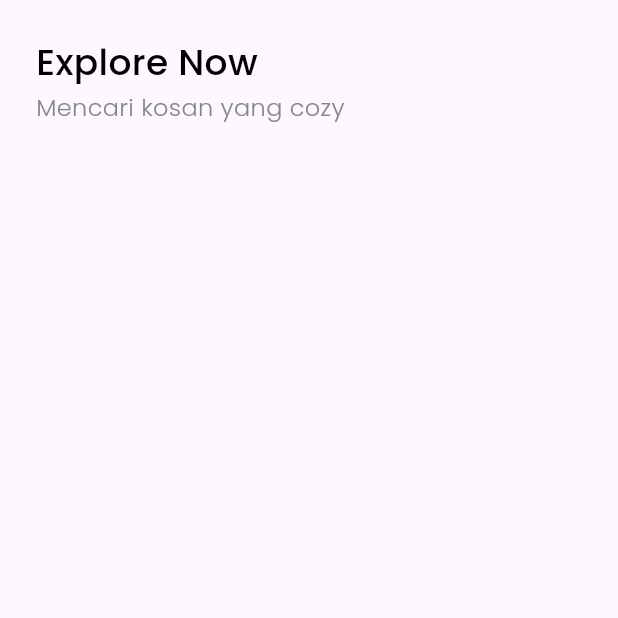
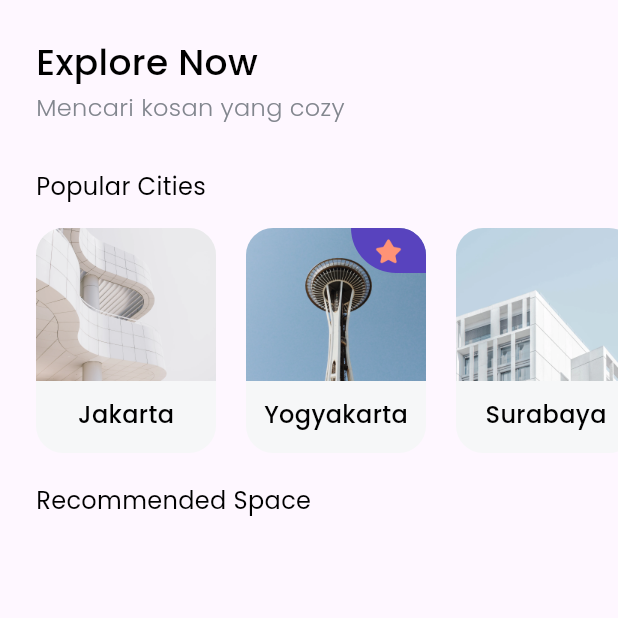
Before and after one commit to rafi-zimraan/flutter_find_house_app, a Flutter app: the Homescreen screen opened directly, on a phone screen of 412 x 824 dp, the top half of it. Run offline on Flutter 3.47's test engine with Material 3 defaults, Android fonts, the light colour scheme and no system bars; our stand-ins replace google_fonts.

Commit message:
feat:add file city_card

```diff
--- /dev/null
+++ b/lib/model/City.dart
@@ -0,0 +1,13 @@
+class City {
+  int? id;
+  String name;
+  String imageUrl;
+  bool isPopular = false;
+
+  City({
+    this.id,
+    required this.name,
+    required this.imageUrl,
+    required this.isPopular,
+  });
+}
--- a/lib/pages/HomeScreen.dart
+++ b/lib/pages/HomeScreen.dart
@@ -1,5 +1,7 @@
 import 'package:flutter/material.dart';
+import 'package:flutter_find_house_app/model/City.dart';
 import 'package:flutter_find_house_app/theme.dart';
+import 'package:flutter_find_house_app/widgets/city_card.dart';
 
 class Homescreen extends StatelessWidget {
   const Homescreen({super.key});
@@ -12,6 +14,7 @@ class Homescreen extends StatelessWidget {
         child: SafeArea(
           child: ListView(
             children: [
+              // ! NOTE: TITLE/HEADER
               Padding(
                 padding: EdgeInsets.only(left: edge),
                 child: Text(
@@ -28,6 +31,61 @@ class Homescreen extends StatelessWidget {
                 ),
               ),
               SizedBox(height: 30),
+
+              // ! NOTE: POPULAR CITIES
+              Padding(
+                padding: EdgeInsets.only(left: edge),
+                child: Text(
+                  "Popular Cities",
+                  style: regulerTextStyle.copyWith(fontSize: 16),
+                ),
+              ),
+              SizedBox(height: 16),
+              Container(
+                height: 150,
+                child: ListView(
+                  scrollDirection: Axis.horizontal,
+                  children: [
+                    SizedBox(width: edge),
+                    CityCard(
+                      city: City(
+                        id: 1,
+                        name: 'Jakarta',
+                        imageUrl: 'assets/city1.png',
+                        isPopular: false,
+                      ),
+                    ),
+                    SizedBox(width: 20),
+                    CityCard(
+                      city: City(
+                        id: 2,
+                        name: 'Yogyakarta',
+                        imageUrl: 'assets/city2.png',
+                        isPopular: true,
+                      ),
+                    ),
+                    SizedBox(width: 20),
+                    CityCard(
+                      city: City(
+                        id: 1,
+                        name: 'Surabaya',
+                        imageUrl: 'assets/city3.png',
+                        isPopular: false,
+                      ),
+                    ),
+                    SizedBox(width: 24),
+                  ],
+                ),
+              ),
+              SizedBox(height: 20),
+
+              Padding(
+                padding: EdgeInsets.only(left: edge),
+                child: Text(
+                  "Recommended Space",
+                  style: regulerTextStyle.copyWith(fontSize: 16),
+                ),
+              ),
             ],
           ),
         ),
--- /dev/null
+++ b/lib/widgets/city_card.dart
@@ -0,0 +1,59 @@
+import 'package:flutter/material.dart';
+import 'package:flutter_find_house_app/model/City.dart';
+import 'package:flutter_find_house_app/theme.dart';
+
+class CityCard extends StatelessWidget {
+  // const CityCard({super.key});
+  final City city;
+  CityCard({required this.city, int? id});
+
+  @override
+  Widget build(BuildContext context) {
+    return ClipRRect(
+      borderRadius: BorderRadiusGeometry.circular(18),
+      child: Container(
+        height: 150,
+        width: 120,
+        color: Color(0xffF6F7F8),
+        child: Column(
+          children: [
+            Stack(
+              children: [
+                Image.asset(
+                  city.imageUrl,
+                  width: 120,
+                  height: 102,
+                  fit: BoxFit.cover,
+                ),
+                city.isPopular
+                    ? Align(
+                        alignment: Alignment.topRight,
+                        child: Container(
+                          width: 50,
+                          height: 30,
+                          decoration: BoxDecoration(
+                            color: purpleColor,
+                            borderRadius: BorderRadius.only(
+                              bottomLeft: Radius.circular(36),
+                            ),
+                          ),
+                          child: Center(
+                            child: Image.asset(
+                              'assets/icon_star.png',
+                              width: 22,
+                              height: 22,
+                            ),
+                          ),
+                        ),
+                      )
+                    : Container(),
+              ],
+            ),
+            SizedBox(height: 11),
+            Text(city.name, style: blackTextStyle.copyWith(fontSize: 16)),
+          ],
+        ),
+      ),
+    );
+  }
+}
```
Also changed, not shown: lib/theme.dart (line endings or trailing spaces), 1 other file.
